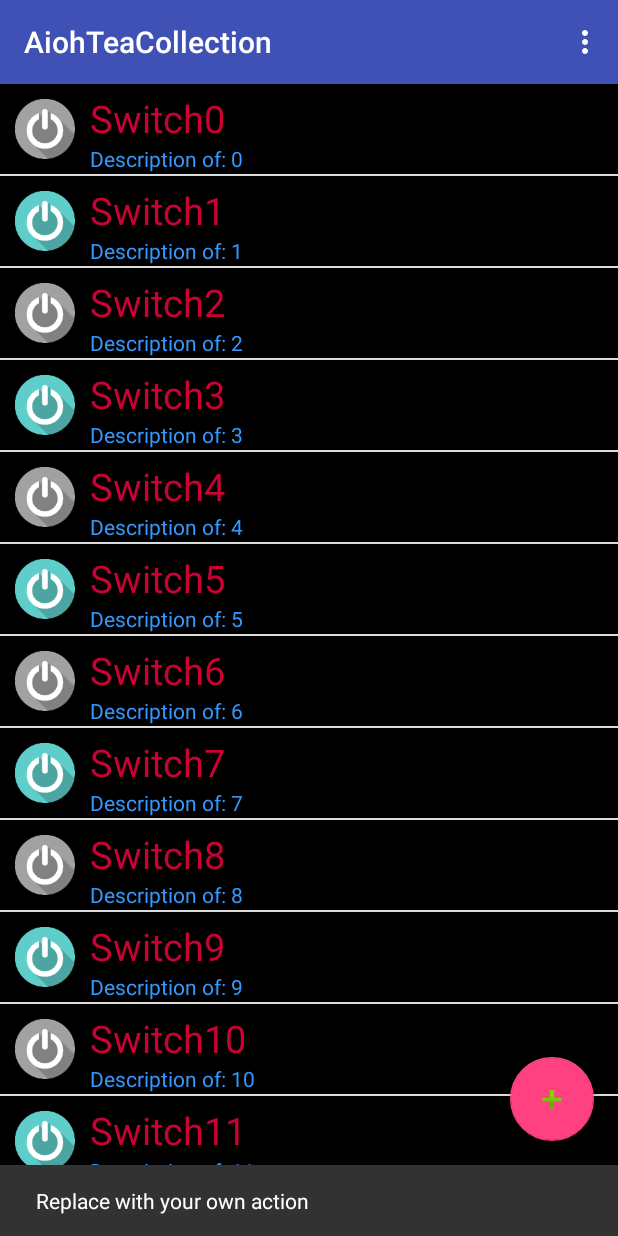
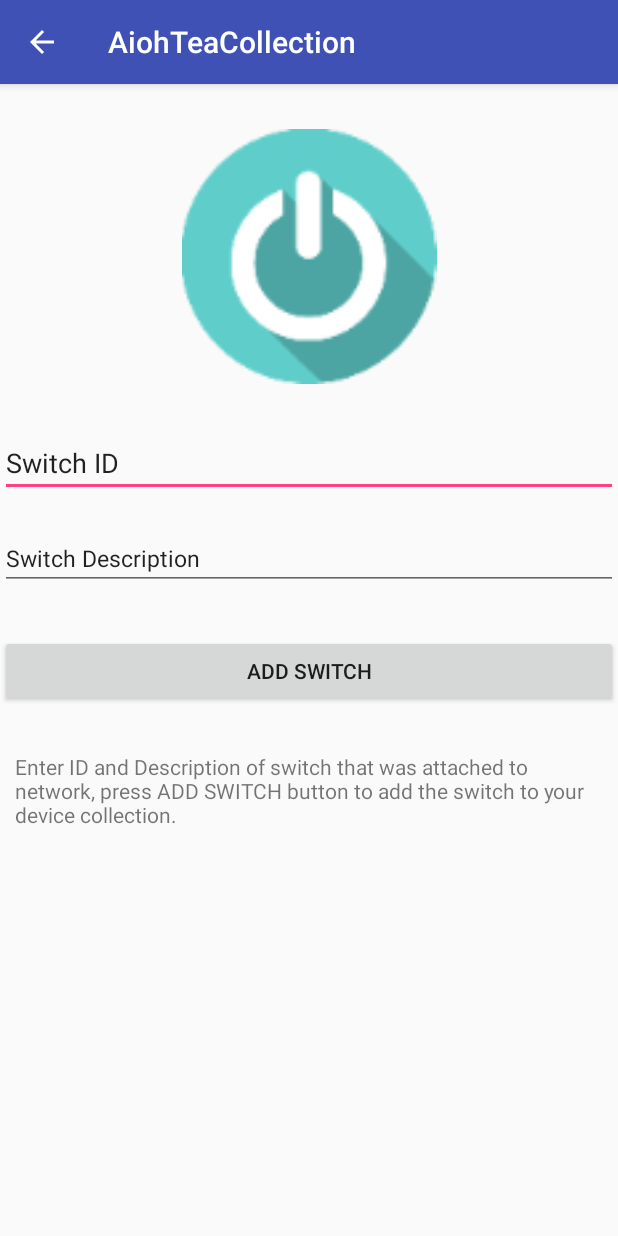
Before and after one commit to truongvinhnhunguyen/AiOhTeaCollection, an Android app: the screen it shows after launch (MainActivity before the commit, SwitchAdding after it), after a tap on an icon or button, on a phone screen of 412 x 824 dp. Run offline under Robolectric (Android 15) with nearby library versions, the phone set to English and light mode, and no system bars.

Commit message:
adding Switch

```diff
--- a/app/src/main/AndroidManifest.xml
+++ b/app/src/main/AndroidManifest.xml
@@ -19,6 +19,16 @@
                 <category android:name="android.intent.category.LAUNCHER" />
             </intent-filter>
         </activity>
+
+        <activity android:name=".SwitchAdding"
+            android:parentActivityName=".MainActivity">
+
+            <!-- The meta-data tag is required if you support API level 15 and lower -->
+            <meta-data
+                android:name="android.support.PARENT_ACTIVITY"
+                android:value=".MainActivity" />
+
+        </activity>
     </application>
 
 </manifest>
--- a/app/src/main/java/com/aiohtea/aiohteacollection/MainActivity.java
+++ b/app/src/main/java/com/aiohtea/aiohteacollection/MainActivity.java
@@ -1,6 +1,7 @@
 package com.aiohtea.aiohteacollection;
 
 
+import android.content.Intent;
 import android.os.Bundle;
 import android.support.design.widget.FloatingActionButton;
 import android.support.design.widget.Snackbar;
@@ -44,15 +45,22 @@ public class MainActivity extends AppCompatActivity implements AdapterView.OnIte
 
         listView.setOnItemClickListener(this);
 
-        FloatingActionButton fab = (FloatingActionButton) findViewById(R.id.fab);
 
-        fab.setOnClickListener(new View.OnClickListener() {
+        // Class to listen Floating Action Button
+        class Xxx implements View.OnClickListener{
+            MainActivity m_t;
+
+            Xxx(MainActivity t){ m_t = t;}
+
             @Override
             public void onClick(View view) {
-                Snackbar.make(view, "Replace with your own action", Snackbar.LENGTH_LONG)
-                        .setAction("Action", null).show();
+              Intent intent = new Intent(m_t, SwitchAdding.class);
+              startActivity(intent);
             }
-        });
+        }
+
+        FloatingActionButton fab = (FloatingActionButton) findViewById(R.id.fab);
+        fab.setOnClickListener(new Xxx(this));
     }
 
     @Override
--- /dev/null
+++ b/app/src/main/java/com/aiohtea/aiohteacollection/SwitchAdding.java
@@ -0,0 +1,13 @@
+package com.aiohtea.aiohteacollection;
+
+import android.support.v7.app.AppCompatActivity;
+import android.os.Bundle;
+
+public class SwitchAdding extends AppCompatActivity {
+
+    @Override
+    protected void onCreate(Bundle savedInstanceState) {
+        super.onCreate(savedInstanceState);
+        setContentView(R.layout.switch_adding);
+    }
+}
--- /dev/null
+++ b/app/src/main/res/layout/switch_adding.xml
@@ -0,0 +1,68 @@
+<?xml version="1.0" encoding="utf-8"?>
+<LinearLayout xmlns:android="http://schemas.android.com/apk/res/android"
+    xmlns:app="http://schemas.android.com/apk/res-auto"
+    xmlns:tools="http://schemas.android.com/tools"
+    android:layout_width="match_parent"
+    android:layout_height="match_parent"
+    android:orientation="vertical"
+    app:layout_collapseParallaxMultiplier="1.0">
+
+    <ImageView
+        android:id="@+id/imageView"
+        android:layout_width="match_parent"
+        android:layout_height="200dp"
+        android:contentDescription="@string/app_name"
+        android:paddingTop="30dp"
+        app:srcCompat="@mipmap/aiohtea_sw_on" />
+
+    <Space
+        android:layout_width="match_parent"
+        android:layout_height="30dp" />
+
+
+    <EditText
+        android:id="@+id/switch_id_box"
+        android:layout_width="match_parent"
+        android:layout_height="wrap_content"
+        android:ems="10"
+        android:inputType="textPersonName"
+        android:text="@string/switch_id_box"
+        tools:text="@string/switch_id_box" />
+
+    <Space
+        android:layout_width="match_parent"
+        android:layout_height="20dp" />
+
+    <EditText
+        android:id="@+id/switch_desc_box"
+        android:layout_width="match_parent"
+        android:layout_height="wrap_content"
+        android:ems="10"
+        android:inputType="textPersonName"
+        android:text="@string/switch_desc_box"
+        android:textSize="15dp"
+        tools:text="@string/switch_desc_box" />
+
+    <Space
+        android:layout_width="match_parent"
+        android:layout_height="30dp" />
+
+    <Button
+        android:id="@+id/switch_adding"
+        android:layout_width="match_parent"
+        android:layout_height="wrap_content"
+        android:paddingTop="10dp"
+        android:text="@string/add_switch" />
+    <Space
+        android:layout_width="match_parent"
+        android:layout_height="30dp" />
+
+    <TextView
+        android:id="@+id/textView2"
+        android:layout_width="match_parent"
+        android:layout_height="wrap_content"
+        android:text="@string/add_switch_guide"
+        android:paddingLeft="10dp"
+        android:paddingRight="10dp"/>
+
+</LinearLayout>
--- a/app/src/main/res/values/strings.xml
+++ b/app/src/main/res/values/strings.xml
@@ -1,4 +1,9 @@
 <resources>
     <string name="app_name">AiohTeaCollection</string>
     <string name="action_settings">Settings</string>
+    <string name="button">Button</string>
+    <string name="add_switch">ADD SWITCH</string>
+    <string name="add_switch_guide">Enter ID and Description of switch that was attached to network, press ADD SWITCH button to add the switch to your device collection.</string>
+    <string name="switch_desc_box">Switch Description</string>
+    <string name="switch_id_box">Switch ID</string>
 </resources>
```
Also changed, not shown: 1 other file.
